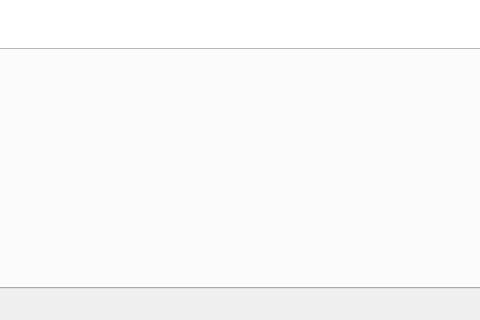
Old version of the form mainwindow.ui in the repository Balyaev-D-A/MFDB; both pictures show x 159 to 639 and y 357 to 677 of the 1235 by 677 pixel window.
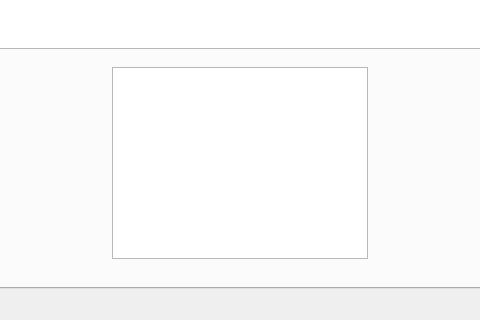
New version of the form. The open tabs and pages were chosen to show the change. Icons and pictures are not drawn. Custom widgets are drawn as their Qt base class.

Diff of the .ui file:
```diff
--- a/mainwindow.ui
+++ b/mainwindow.ui
@@ -458,6 +458,16 @@
          <string>...</string>
         </property>
        </widget>
+       <widget class="QListWidget" name="listWidget">
+        <property name="geometry">
+         <rect>
+          <x>260</x>
+          <y>370</y>
+          <width>256</width>
+          <height>192</height>
+         </rect>
+        </property>
+       </widget>
       </widget>
       <widget class="QWidget" name="defectsTab">
        <attribute name="title">
```
Left out of the diff: 2 changed lines with no effect on the pictures.
